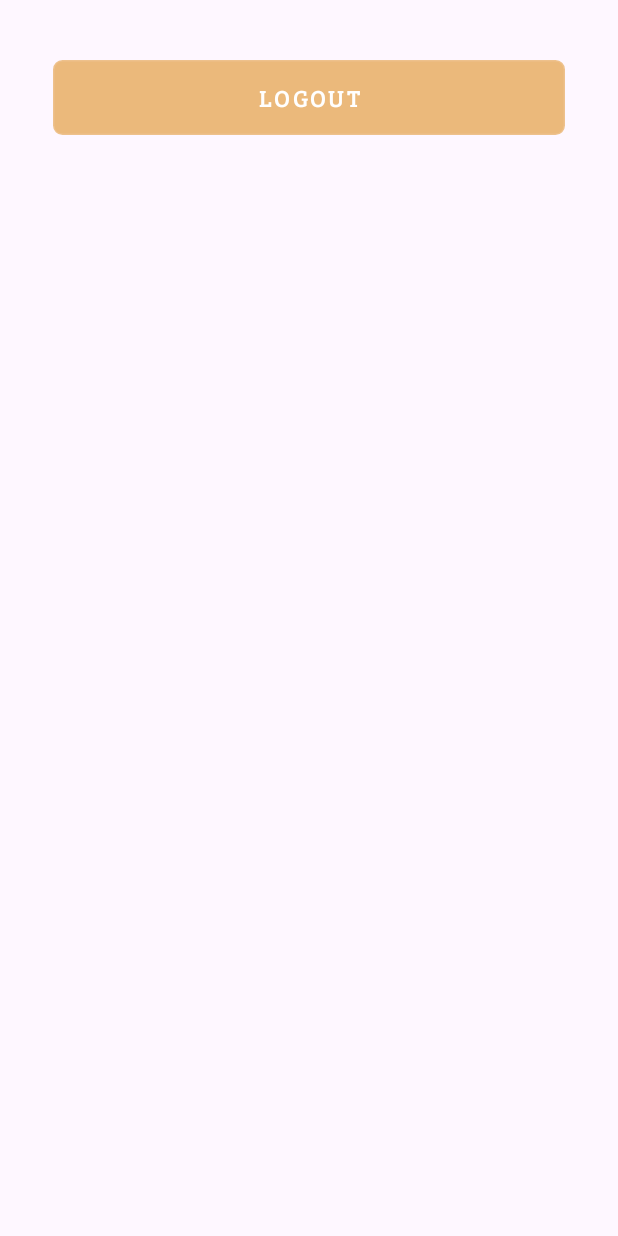
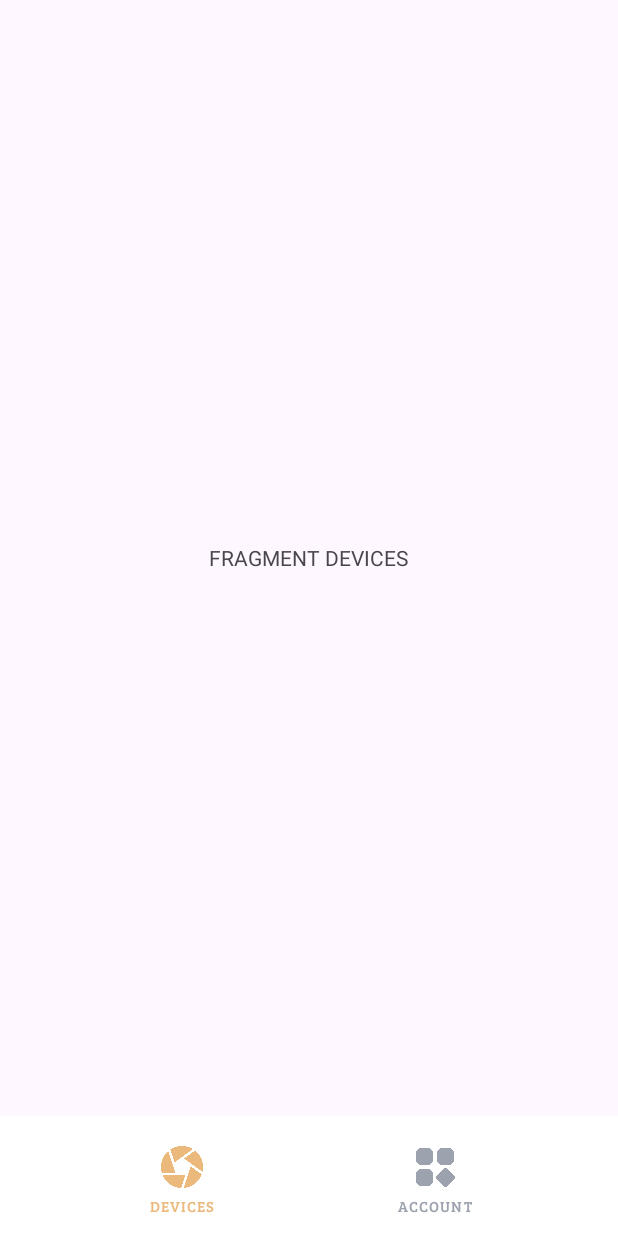
Before and after one commit to BIN-PDT/MOBILE_FIRE_DETECTION, an Android app: the HomeActivity screen opened directly, with no data from a screen before it, on a phone screen of 412 x 824 dp. Run offline under Robolectric (Android 15) with nearby library versions, the phone set to English and light mode, and no system bars.

Commit message:
HOME LAYOUT

```diff
--- a/app/src/main/java/com/study/firedetection/HomeActivity.java
+++ b/app/src/main/java/com/study/firedetection/HomeActivity.java
@@ -1,15 +1,16 @@
 package com.study.firedetection;
 
-import android.content.Intent;
 import android.os.Bundle;
-import android.widget.Button;
 
 import androidx.appcompat.app.AppCompatActivity;
+import androidx.viewpager2.widget.ViewPager2;
 
-import com.google.firebase.auth.FirebaseAuth;
+import com.google.android.material.bottomnavigation.BottomNavigationView;
+import com.study.firedetection.adapter.ViewPagerAdapter;
 
 public class HomeActivity extends AppCompatActivity {
-    private Button btnLogout;
+    private BottomNavigationView bottomNavigation;
+    private ViewPager2 viewPager;
 
     @Override
     protected void onCreate(Bundle savedInstanceState) {
@@ -20,15 +21,27 @@ public class HomeActivity extends AppCompatActivity {
     }
 
     private void onReady() {
-        this.btnLogout = findViewById(R.id.btn_logout);
+        this.bottomNavigation = findViewById(R.id.bottom_navigation);
+        // DISPLAY LAYOUT.
+        this.viewPager = findViewById(R.id.view_pager);
+        this.viewPager.setAdapter(new ViewPagerAdapter(this));
     }
 
     private void onEvent() {
-        this.btnLogout.setOnClickListener(v -> {
-            FirebaseAuth.getInstance().signOut();
-            Intent intent = new Intent(this, LoginActivity.class);
-            startActivity(intent);
-            finish();
+        this.bottomNavigation.setOnItemSelectedListener(item -> {
+            int itemID = item.getItemId() == R.id.action_devices ? 0 : 1;
+            this.viewPager.setCurrentItem(itemID);
+            return true;
+        });
+
+        this.viewPager.registerOnPageChangeCallback(new ViewPager2.OnPageChangeCallback() {
+            @Override
+            public void onPageSelected(int position) {
+                super.onPageSelected(position);
+
+                int itemID = position == 0 ? R.id.action_devices : R.id.action_account;
+                bottomNavigation.getMenu().findItem(itemID).setChecked(true);
+            }
         });
     }
 }
--- /dev/null
+++ b/app/src/main/java/com/study/firedetection/adapter/ViewPagerAdapter.java
@@ -0,0 +1,30 @@
+package com.study.firedetection.adapter;
+
+import androidx.annotation.NonNull;
+import androidx.fragment.app.Fragment;
+import androidx.fragment.app.FragmentActivity;
+import androidx.viewpager2.adapter.FragmentStateAdapter;
+
+import com.study.firedetection.fragment.FragmentAccount;
+import com.study.firedetection.fragment.FragmentDevices;
+
+public class ViewPagerAdapter extends FragmentStateAdapter {
+    public ViewPagerAdapter(@NonNull FragmentActivity fragmentActivity) {
+        super(fragmentActivity);
+    }
+
+    @NonNull
+    @Override
+    public Fragment createFragment(int position) {
+        if (position == 0) {
+            return new FragmentDevices();
+        } else {
+            return new FragmentAccount();
+        }
+    }
+
+    @Override
+    public int getItemCount() {
+        return 2;
+    }
+}
--- /dev/null
+++ b/app/src/main/java/com/study/firedetection/fragment/FragmentAccount.java
@@ -0,0 +1,17 @@
+package com.study.firedetection.fragment;
+
+import android.os.Bundle;
+import android.view.LayoutInflater;
+import android.view.View;
+import android.view.ViewGroup;
+
+import androidx.fragment.app.Fragment;
+
+import com.study.firedetection.R;
+
+public class FragmentAccount extends Fragment {
+    @Override
+    public View onCreateView(LayoutInflater inflater, ViewGroup container, Bundle savedInstanceState) {
+        return inflater.inflate(R.layout.fragment_account, container, false);
+    }
+}
--- /dev/null
+++ b/app/src/main/java/com/study/firedetection/fragment/FragmentDevices.java
@@ -0,0 +1,17 @@
+package com.study.firedetection.fragment;
+
+import android.os.Bundle;
+import android.view.LayoutInflater;
+import android.view.View;
+import android.view.ViewGroup;
+
+import androidx.fragment.app.Fragment;
+
+import com.study.firedetection.R;
+
+public class FragmentDevices extends Fragment {
+    @Override
+    public View onCreateView(LayoutInflater inflater, ViewGroup container, Bundle savedInstanceState) {
+        return inflater.inflate(R.layout.fragment_devices, container, false);
+    }
+}
--- /dev/null
+++ b/app/src/main/res/color/color_bottom_navigation.xml
@@ -0,0 +1,5 @@
+<?xml version="1.0" encoding="utf-8"?>
+<selector xmlns:android="http://schemas.android.com/apk/res/android">
+    <item android:color="@color/gray" android:state_checked="false" />
+    <item android:color="@color/orange" android:state_checked="true" />
+</selector>
--- a/app/src/main/res/layout/activity_home.xml
+++ b/app/src/main/res/layout/activity_home.xml
@@ -1,5 +1,5 @@
 <?xml version="1.0" encoding="utf-8"?>
-<LinearLayout xmlns:android="http://schemas.android.com/apk/res/android"
+<RelativeLayout xmlns:android="http://schemas.android.com/apk/res/android"
     xmlns:app="http://schemas.android.com/apk/res-auto"
     xmlns:tools="http://schemas.android.com/tools"
     android:id="@+id/main"
@@ -8,20 +8,27 @@
     android:orientation="vertical"
     tools:context=".HomeActivity">
 
-    <Button
-        android:id="@+id/btn_logout"
+    <androidx.viewpager2.widget.ViewPager2
+        android:id="@+id/view_pager"
+        android:layout_width="match_parent"
+        android:layout_height="match_parent"
+        android:layout_above="@id/bottom_navigation" />
+
+    <com.google.android.material.bottomnavigation.BottomNavigationView
+        android:id="@+id/bottom_navigation"
         android:layout_width="match_parent"
         android:layout_height="wrap_content"
-        android:layout_marginHorizontal="35dp"
-        android:layout_marginTop="40dp"
-        android:background="@drawable/bg_rounded"
-        android:fontFamily="@font/bree_serif_regular"
-        android:letterSpacing="0.1"
-        android:paddingVertical="10dp"
-        android:text="LOGOUT"
-        android:textColor="@color/white"
-        android:textSize="16sp"
-        app:backgroundTint="@color/orange"
-        tools:ignore="HardcodedText" />
+        android:layout_alignParentBottom="true"
+        android:background="@color/white"
+        app:itemActiveIndicatorStyle="@color/transparent"
+        app:itemIconSize="28dp"
+        app:itemIconTint="@color/color_bottom_navigation"
+        app:itemPaddingTop="20dp"
+        app:itemRippleColor="@color/transparent"
+        app:itemTextAppearanceActive="@style/BottomNavigationTextAppearance"
+        app:itemTextAppearanceActiveBoldEnabled="false"
+        app:itemTextAppearanceInactive="@style/BottomNavigationTextAppearance"
+        app:itemTextColor="@color/color_bottom_navigation"
+        app:menu="@menu/menu_bottom_navigation" />
 
-</LinearLayout>
+</RelativeLayout>
--- /dev/null
+++ b/app/src/main/res/layout/fragment_account.xml
@@ -0,0 +1,15 @@
+<?xml version="1.0" encoding="utf-8"?>
+<RelativeLayout xmlns:android="http://schemas.android.com/apk/res/android"
+    xmlns:tools="http://schemas.android.com/tools"
+    android:layout_width="match_parent"
+    android:layout_height="match_parent"
+    android:orientation="vertical"
+    tools:context=".fragment.FragmentAccount">
+
+    <TextView
+        android:layout_width="wrap_content"
+        android:layout_height="wrap_content"
+        android:layout_centerInParent="true"
+        android:text="FRAGMENT ACCOUNT" />
+
+</RelativeLayout>
--- /dev/null
+++ b/app/src/main/res/layout/fragment_devices.xml
@@ -0,0 +1,15 @@
+<?xml version="1.0" encoding="utf-8"?>
+<RelativeLayout xmlns:android="http://schemas.android.com/apk/res/android"
+    xmlns:tools="http://schemas.android.com/tools"
+    android:layout_width="match_parent"
+    android:layout_height="match_parent"
+    android:orientation="vertical"
+    tools:context=".fragment.FragmentDevices">
+
+    <TextView
+        android:layout_width="wrap_content"
+        android:layout_height="wrap_content"
+        android:layout_centerInParent="true"
+        android:text="FRAGMENT DEVICES" />
+
+</RelativeLayout>
--- /dev/null
+++ b/app/src/main/res/menu/menu_bottom_navigation.xml
@@ -0,0 +1,14 @@
+<?xml version="1.0" encoding="utf-8"?>
+<menu xmlns:android="http://schemas.android.com/apk/res/android"
+    xmlns:tools="http://schemas.android.com/tools">
+    <item
+        android:id="@+id/action_devices"
+        android:icon="@drawable/icon_device"
+        android:title="DEVICES"
+        tools:ignore="HardcodedText" />
+    <item
+        android:id="@+id/action_account"
+        android:icon="@drawable/icon_account"
+        android:title="ACCOUNT"
+        tools:ignore="HardcodedText" />
+</menu>
--- a/app/src/main/res/values/colors.xml
+++ b/app/src/main/res/values/colors.xml
@@ -9,4 +9,5 @@
     <color name="green">#0F0</color>
     <color name="orange">#EBB97B</color>
     <color name="blue">#1565C0</color>
+    <color name="gray">#9CA3AF</color>
 </resources>
--- /dev/null
+++ b/app/src/main/res/values/styles.xml
@@ -0,0 +1,10 @@
+<?xml version="1.0" encoding="utf-8"?>
+<resources>
+
+    <style name="BottomNavigationTextAppearance">
+        <item name="android:textSize">10sp</item>
+        <item name="android:letterSpacing">0.075</item>
+        <item name="android:fontFamily">@font/bree_serif_regular</item>
+    </style>
+
+</resources>
```
Also changed, not shown: app/src/main/res/drawable/icon_account.png (added), app/src/main/res/drawable/icon_add.png (added), app/src/main/res/drawable/icon_device.png (added), app/src/main/res/drawable/icon_setting.png (added).
